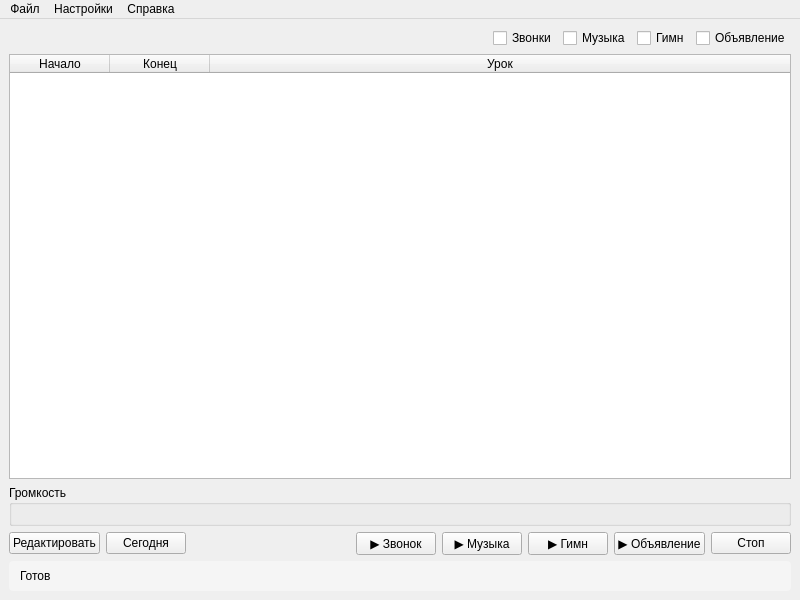
This is src/school_bell.ui in otetswoo/python_schoolbell as Qt 5 draws it before an edit. The edited form follows.
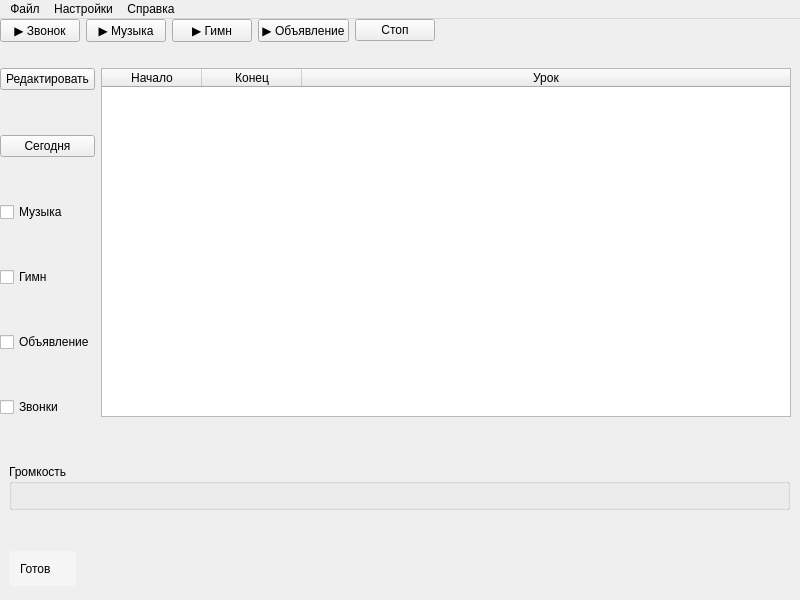
This is the edited form.

Patch:
```diff
--- a/src/school_bell.ui
+++ b/src/school_bell.ui
@@ -14,134 +14,49 @@
    <string>School Bell</string>
   </property>
   <widget class="QWidget" name="centralwidget">
-   <layout class="QVBoxLayout" name="mainLayout">
-    <!-- Верхняя панель: дни недели и чекбоксы -->
-    <item>
-     <layout class="QHBoxLayout" name="topLayout">
-      <!-- Дни недели -->
-      <item>
-       <layout class="QHBoxLayout" name="daysLayout"/>
-      </item>
-      <!-- Растяжка -->
-      <item>
-       <spacer name="topSpacer">
-        <property name="orientation">
-         <enum>Qt::Horizontal</enum>
-        </property>
-        <property name="sizeHint" stdset="0">
-         <size>
-          <width>40</width>
-          <height>20</height>
-         </size>
-        </property>
-       </spacer>
-      </item>
-      <!-- Чекбоксы -->
-      <item>
-       <widget class="QCheckBox" name="bellsCheckbox">
-        <property name="text">
-         <string>Звонки</string>
-        </property>
-       </widget>
-      </item>
-      <item>
-       <widget class="QCheckBox" name="musicCheckbox">
-        <property name="text">
-         <string>Музыка</string>
-        </property>
-       </widget>
-      </item>
-      <item>
-       <widget class="QCheckBox" name="anthemCheckbox">
-        <property name="text">
-         <string>Гимн</string>
-        </property>
-       </widget>
-      </item>
-      <item>
-       <widget class="QCheckBox" name="announcementCheckbox">
-        <property name="text">
-         <string>Объявление</string>
-        </property>
-       </widget>
-      </item>
-     </layout>
-    </item>
-    
-    <!-- Таблица расписания -->
-    <item>
-     <widget class="QTableWidget" name="scheduleTable">
-      <property name="columnCount">
-       <number>3</number>
-      </property>
-      <attribute name="horizontalHeaderStretchLastSection">
-       <bool>true</bool>
-      </attribute>
-      <column>
-       <property name="text">
-        <string>Начало</string>
-       </property>
-      </column>
-      <column>
-       <property name="text">
-        <string>Конец</string>
-       </property>
-      </column>
-      <column>
-       <property name="text">
-        <string>Урок</string>
-       </property>
-      </column>
-     </widget>
-    </item>
-    
-    <!-- Группа регулировки громкости -->
-    <item>
      <widget class="QGroupBox" name="volumeGroup">
+    <property name="geometry">
+     <rect>
+      <x>9</x>
+      <y>445</y>
+      <width>781</width>
+      <height>46</height>
+     </rect>
+    </property>
       <property name="title">
        <string>Громкость</string>
       </property>
       <layout class="QHBoxLayout" name="volumeLayout"/>
      </widget>
-    </item>
-    
-    <!-- Нижняя панель с кнопками -->
-    <item>
+   <widget class="QLabel" name="statusLabel">
+    <property name="geometry">
+     <rect>
+      <x>9</x>
+      <y>532</y>
+      <width>67</width>
+      <height>35</height>
+     </rect>
+    </property>
+    <property name="styleSheet">
+     <string notr="true">background-color: #f5f5f5; padding: 8px; border-radius: 4px;</string>
+    </property>
+    <property name="text">
+     <string>Готов</string>
+    </property>
+   </widget>
+   <widget class="QWidget" name="gridLayoutWidget">
+    <property name="geometry">
+     <rect>
+      <x>9</x>
+      <y>9</y>
+      <width>2</width>
+      <height>2</height>
+     </rect>
+    </property>
+    <layout class="QGridLayout" name="gridLayout"/>
+   </widget>
+   <widget class="QWidget" name="">
      <layout class="QHBoxLayout" name="bottomLayout">
-      <!-- Кнопка редактирования -->
-      <item>
-       <widget class="QPushButton" name="editButton">
-        <property name="text">
-         <string>Редактировать</string>
-        </property>
-       </widget>
-      </item>
-      <!-- Кнопка Сегодня -->
-      <item>
-       <widget class="QPushButton" name="todayButton">
-        <property name="text">
-         <string>Сегодня</string>
-        </property>
-        <property name="toolTip">
-         <string>Нажмите для перехода на текущий день</string>
-        </property>
-       </widget>
-      </item>
-      <!-- Растяжка -->
-      <item>
-       <spacer name="bottomSpacer">
-        <property name="orientation">
-         <enum>Qt::Horizontal</enum>
-        </property>
-        <property name="sizeHint" stdset="0">
-         <size>
-          <width>40</width>
-          <height>20</height>
-         </size>
-        </property>
-       </spacer>
-      </item>
-      <!-- Кнопки управления -->
       <item>
        <widget class="QPushButton" name="bellButton">
         <property name="text">
@@ -178,20 +93,89 @@
        </widget>
       </item>
      </layout>
-    </item>
-    
-    <!-- Строка статуса -->
-    <item>
-     <widget class="QLabel" name="statusLabel">
+   </widget>
+   <widget class="QWidget" name="">
+    <property name="geometry">
+     <rect>
+      <x>0</x>
+      <y>10</y>
+      <width>791</width>
+      <height>431</height>
+     </rect>
+    </property>
+    <layout class="QGridLayout" name="gridLayout_2">
+     <item row="4" column="0">
+      <widget class="QCheckBox" name="announcementCheckbox">
+       <property name="text">
+        <string>Объявление</string>
+       </property>
+      </widget>
+     </item>
+     <item row="2" column="0">
+      <widget class="QCheckBox" name="musicCheckbox">
       <property name="text">
-       <string>Готов</string>
-      </property>
-      <property name="styleSheet">
-       <string notr="true">background-color: #f5f5f5; padding: 8px; border-radius: 4px;</string>
+        <string>Музыка</string>
+       </property>
+      </widget>
+     </item>
+     <item row="0" column="0">
+      <widget class="QPushButton" name="editButton">
+       <property name="text">
+        <string>Редактировать</string>
+       </property>
+      </widget>
+     </item>
+     <item row="0" column="1" rowspan="6">
+      <widget class="QTableWidget" name="scheduleTable">
+       <property name="columnCount">
+        <number>3</number>
+       </property>
+       <attribute name="horizontalHeaderStretchLastSection">
+        <bool>true</bool>
+       </attribute>
+       <column>
+        <property name="text">
+         <string>Начало</string>
+        </property>
+       </column>
+       <column>
+        <property name="text">
+         <string>Конец</string>
+        </property>
+       </column>
+       <column>
+        <property name="text">
+         <string>Урок</string>
+        </property>
+       </column>
+      </widget>
+     </item>
+     <item row="5" column="0">
+      <widget class="QCheckBox" name="bellsCheckbox">
+       <property name="text">
+        <string>Звонки</string>
+       </property>
+      </widget>
+     </item>
+     <item row="3" column="0">
+      <widget class="QCheckBox" name="anthemCheckbox">
+       <property name="text">
+        <string>Гимн</string>
+       </property>
+      </widget>
+     </item>
+     <item row="1" column="0">
+      <widget class="QPushButton" name="todayButton">
+       <property name="toolTip">
+        <string>Нажмите для перехода на текущий день</string>
+       </property>
+       <property name="text">
+        <string>Сегодня</string>
       </property>
      </widget>
     </item>
    </layout>
+   </widget>
   </widget>
   <widget class="QMenuBar" name="menubar">
    <property name="geometry">
```
Left out of the diff: 16 changed lines with no effect on the pictures. Lines whose indentation alone changed are shown as unchanged.
